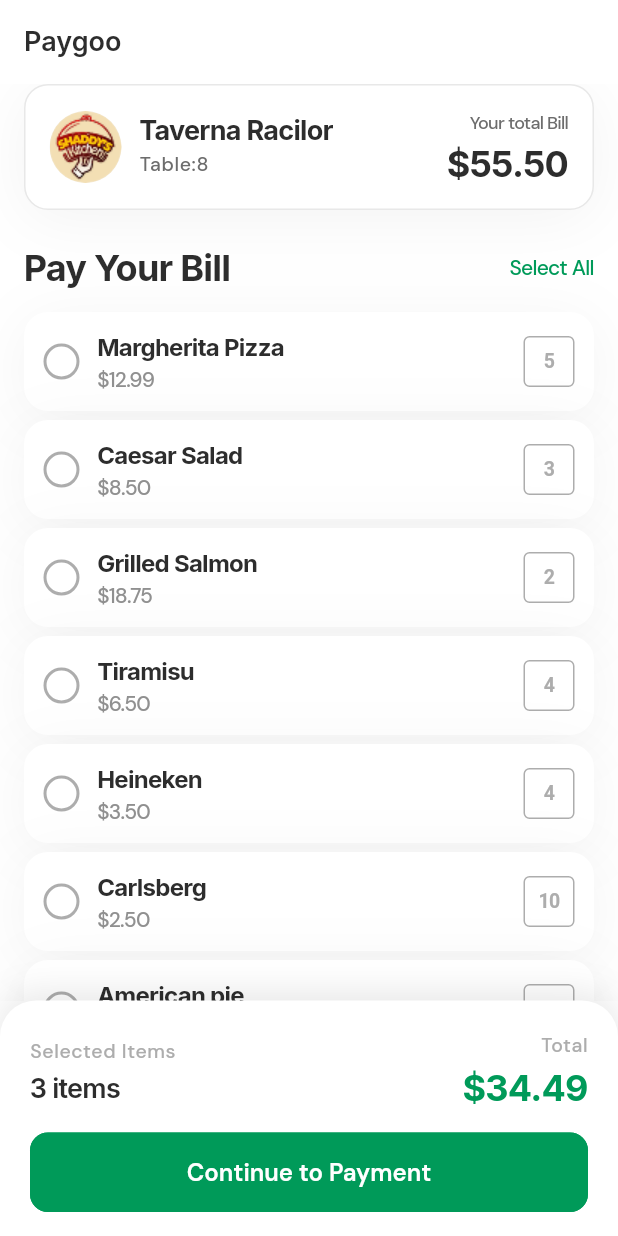
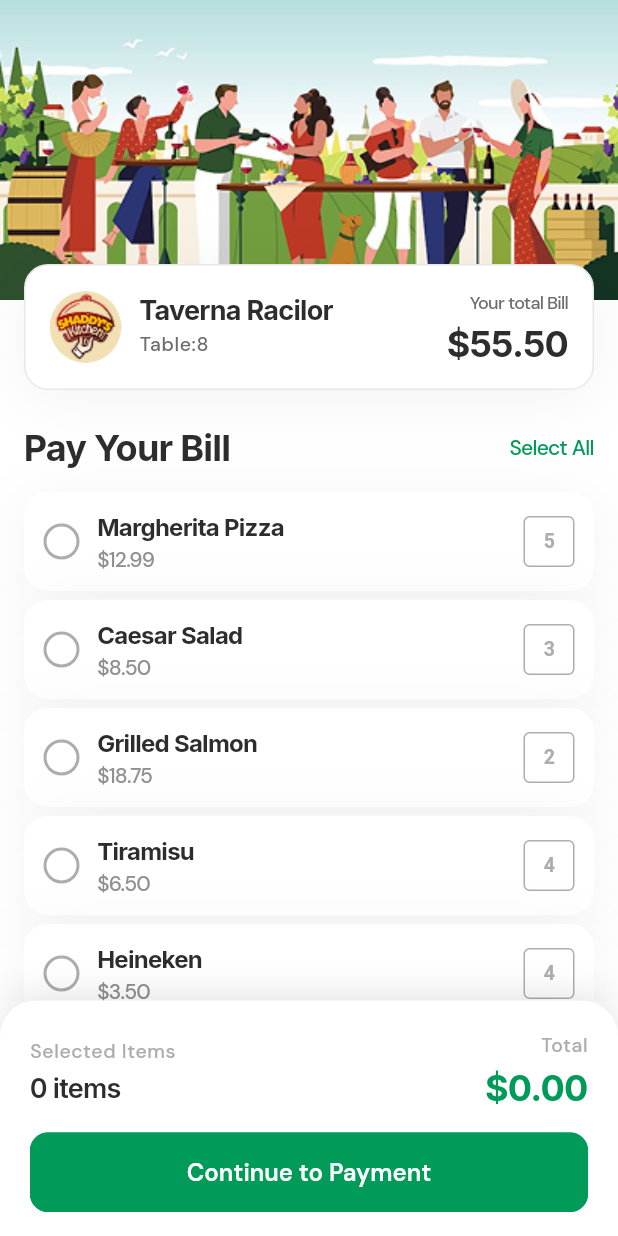
Before and after one commit to PaygooApp/paygoo, a Flutter app: the screen it shows after launch, on a phone screen of 412 x 824 dp. Run offline on Flutter 3.47's test engine with Material 3 defaults, Android fonts, the light colour scheme and no system bars; our stand-ins replace google_fonts; project files that could hold a hidden picture were left out.

Commit message:
feat(#20): add cover image and bottom fixed card

```diff
--- a/lib/mocks/order_items_mock.dart
+++ b/lib/mocks/order_items_mock.dart
@@ -6,56 +6,77 @@ class OrderItemsMock {
       id: '1',
       name: 'Margherita Pizza',
       price: '\$12.99',
+      priceValue: 12.99,
       availableQuantity: 5,
     ),
     OrderItem(
       id: '2',
       name: 'Caesar Salad',
       price: '\$8.50',
+      priceValue: 8.50,
       availableQuantity: 3,
     ),
     OrderItem(
       id: '3',
       name: 'Grilled Salmon',
       price: '\$18.75',
+      priceValue: 18.75,
       availableQuantity: 2,
     ),
-    OrderItem(id: '4', name: 'Tiramisu', price: '\$6.50', availableQuantity: 4),
-    OrderItem(id: '5', name: 'Heineken', price: '\$3.50', availableQuantity: 4),
+    OrderItem(
+      id: '4',
+      name: 'Tiramisu',
+      price: '\$6.50',
+      priceValue: 6.50,
+      availableQuantity: 4,
+    ),
+    OrderItem(
+      id: '5',
+      name: 'Heineken',
+      price: '\$3.50',
+      priceValue: 3.50,
+      availableQuantity: 4,
+    ),
     OrderItem(
       id: '6',
       name: 'Carlsberg',
       price: '\$2.50',
+      priceValue: 2.50,
       availableQuantity: 10,
     ),
     OrderItem(
       id: '7',
       name: 'American pie',
       price: '\$12.50',
+      priceValue: 12.50,
       availableQuantity: 2,
     ),
     OrderItem(
       id: '8',
       name: 'Vin Issa',
       price: '\$20.50',
+      priceValue: 20.50,
       availableQuantity: 1,
     ),
     OrderItem(
       id: '9',
       name: 'Vin Chardonai',
       price: '\$20.50',
+      priceValue: 20.50,
       availableQuantity: 1,
     ),
     OrderItem(
       id: '10',
       name: 'Rabdari prajite',
       price: '\$10.50',
+      priceValue: 10.50,
       availableQuantity: 4,
     ),
     OrderItem(
       id: '11',
       name: 'Placinta pe vatra',
       price: '\$5.00',
+      priceValue: 5.00,
       availableQuantity: 2,
     ),
   ];
--- a/lib/models/order_item.dart
+++ b/lib/models/order_item.dart
@@ -3,12 +3,14 @@ class OrderItem {
   final String id;
   final String name;
   final String price;
+  final double priceValue; // Numeric price for calculations
   final int availableQuantity;
 
   const OrderItem({
     required this.id,
     required this.name,
     required this.price,
+    required this.priceValue,
     required this.availableQuantity,
   });
 }
@@ -23,10 +25,7 @@ class OrderItemSelection {
     this.selectedQuantity = 1,
   });
 
-  OrderItemSelection copyWith({
-    bool? isSelected,
-    int? selectedQuantity,
-  }) {
+  OrderItemSelection copyWith({bool? isSelected, int? selectedQuantity}) {
     return OrderItemSelection(
       isSelected: isSelected ?? this.isSelected,
       selectedQuantity: selectedQuantity ?? this.selectedQuantity,
--- a/lib/screens/home_screen.dart
+++ b/lib/screens/home_screen.dart
@@ -5,6 +5,7 @@ import 'package:paygoo/components/wrappers/order_item_card.dart';
 import 'package:paygoo/components/wrappers/venu_table_card.dart';
 import 'package:paygoo/mocks/order_items_mock.dart';
 import 'package:paygoo/models/order_item.dart';
+import 'package:paygoo/utils/order_calculator.dart';
 
 class HomeScreen extends StatefulWidget {
   const HomeScreen({super.key});
@@ -27,9 +28,12 @@ class _HomeScreenState extends State<HomeScreen> {
     };
   }
 
-  /// Check if at least one item is selected
-  bool get _hasAnySelected =>
-      _selections.values.any((selection) => selection.isSelected);
+  /// Order calculator instance - creates fresh instance on each access
+  /// to reflect current state. Will work with backend data in the future.
+  OrderCalculator get _calculator => OrderCalculator(
+    items: OrderItemsMock.items, // Replace with backend items later
+    selections: _selections,
+  );
 
   /// Select all items with their maximum available quantity
   void _selectAll() {
@@ -65,23 +69,54 @@ class _HomeScreenState extends State<HomeScreen> {
     });
   }
 
+  // Height of the cover image
+  static const double _coverHeight = 200.0;
+  // How much VenueTableCard overlaps the cover (50% of card height ~60px)
+  static const double _cardOverlap = 60.0;
+
   @override
   Widget build(BuildContext context) {
     return Scaffold(
-      appBar: AppBar(title: const Text("Paygoo")),
       body: SingleChildScrollView(
-        padding: const EdgeInsets.only(bottom: 140), // Space for bottom card
-        child: Padding(
-          padding: const EdgeInsets.symmetric(horizontal: 16),
+        padding: const EdgeInsets.only(bottom: 16),
         child: Column(
           children: [
-              VenueTableCard(
+            // Cover image with overlapping VenueTableCard
+            Stack(
+              clipBehavior: Clip.none,
+              children: [
+                // Cover image
+                Container(
+                  height: _coverHeight,
+                  width: double.infinity,
+                  decoration: const BoxDecoration(
+                    image: DecorationImage(
+                      image: AssetImage('assets/background_app.png'),
+                      fit: BoxFit.cover,
+                    ),
+                  ),
+                ),
+                // VenueTableCard positioned to overlap bottom of cover
+                Positioned(
+                  left: 16,
+                  right: 16,
+                  bottom: -_cardOverlap,
+                  child: VenueTableCard(
                     venueLogo: "venueLogo",
                     venueName: "Taverna Racilor",
                     tableNumber: "Table:8",
                     totalAmount: "\$55.50",
                   ),
-              SizedBox(height: 24),
+                ),
+              ],
+            ),
+            // Spacing to account for the overlapping card
+            SizedBox(height: _cardOverlap + 24),
+            // Rest of content
+            Padding(
+              padding: const EdgeInsets.symmetric(horizontal: 16),
+              child: Column(
+                children: [
                   Row(
                     mainAxisAlignment: MainAxisAlignment.spaceBetween,
                     children: [
@@ -90,10 +125,15 @@ class _HomeScreenState extends State<HomeScreen> {
                         style: Theme.of(context).textTheme.headlineMedium,
                       ),
                       GestureDetector(
-                    onTap: _hasAnySelected ? _deselectAll : _selectAll,
+                        onTap: _calculator.hasAnySelected
+                            ? _deselectAll
+                            : _selectAll,
                         child: Text(
-                      _hasAnySelected ? "Deselect All" : "Select All",
-                      style: Theme.of(context).textTheme.bodyMedium?.copyWith(
+                          _calculator.hasAnySelected
+                              ? "Deselect All"
+                              : "Select All",
+                          style: Theme.of(context).textTheme.bodyMedium
+                              ?.copyWith(
                                 color: Theme.of(context).colorScheme.primary,
                               ),
                         ),
@@ -116,7 +156,9 @@ class _HomeScreenState extends State<HomeScreen> {
                           _selections[item.id] = current.copyWith(
                             isSelected: value,
                             // Reset to 1 when deselecting
-                        selectedQuantity: value ? current.selectedQuantity : 1,
+                            selectedQuantity: value
+                                ? current.selectedQuantity
+                                : 1,
                           );
                         }),
                         availableQuantity: item.availableQuantity,
@@ -136,10 +178,12 @@ class _HomeScreenState extends State<HomeScreen> {
                 ],
               ),
             ),
+          ],
+        ),
       ),
       bottomNavigationBar: BottomSummaryCard(
-        itemCount: "3 items",
-        totalAmount: "\$34.49",
+        itemCount: _calculator.formattedItemCount,
+        totalAmount: _calculator.formattedItemTotal,
         buttonText: "Continue to Payment",
         onButtonPressed: () {
           // TODO: Handle payment
--- /dev/null
+++ b/lib/utils/order_calculator.dart
@@ -0,0 +1,69 @@
+import 'package:paygoo/models/order_item.dart';
+
+/// Utility class for calculating order totals.
+/// Designed to work with any list of items (mock or backend).
+class OrderCalculator {
+  final List<OrderItem> items;
+  final Map<String, OrderItemSelection> selections;
+
+  const OrderCalculator({
+    required this.items,
+    required this.selections,
+  });
+
+  /// Get list of selected items with their selections
+  List<({OrderItem item, OrderItemSelection selection})> get selectedItems {
+    return items
+        .where((item) => selections[item.id]?.isSelected ?? false)
+        .map((item) => (item: item, selection: selections[item.id]!))
+        .toList();
+  }
+
+  /// Total count of selected items (sum of quantities)
+  int get selectedCount {
+    int count = 0;
+    for (final item in items) {
+      final selection = selections[item.id];
+      if (selection != null && selection.isSelected) {
+        count += selection.selectedQuantity;
+      }
+    }
+    return count;
+  }
+
+  /// Number of unique items selected (not quantities)
+  int get selectedUniqueCount {
+    return items.where((item) => selections[item.id]?.isSelected ?? false).length;
+  }
+
+  /// Total price of selected items
+  double get itemTotal {
+    double total = 0;
+    for (final item in items) {
+      final selection = selections[item.id];
+      if (selection != null && selection.isSelected) {
+        total += item.priceValue * selection.selectedQuantity;
+      }
+    }
+    return total;
+  }
+
+  /// Check if any item is selected
+  bool get hasAnySelected {
+    return items.any((item) => selections[item.id]?.isSelected ?? false);
+  }
+
+  /// Format price with currency
+  String formatPrice(double value, {String currency = '\$'}) {
+    return '$currency${value.toStringAsFixed(2)}';
+  }
+
+  /// Get formatted item total
+  String get formattedItemTotal => formatPrice(itemTotal);
+
+  /// Get formatted item count string
+  String get formattedItemCount {
+    final count = selectedCount;
+    return '$count ${count == 1 ? 'item' : 'items'}';
+  }
+}
```
Also changed, not shown: assets/background_app.png (added). Lines whose indentation alone changed are shown as unchanged.
